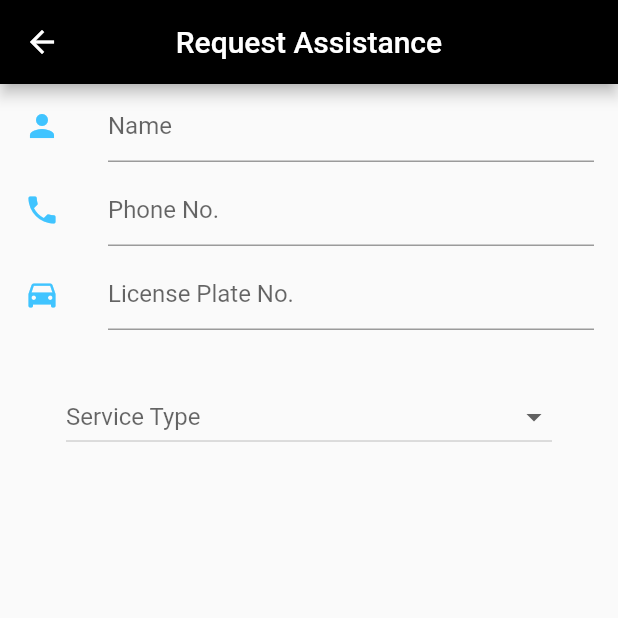
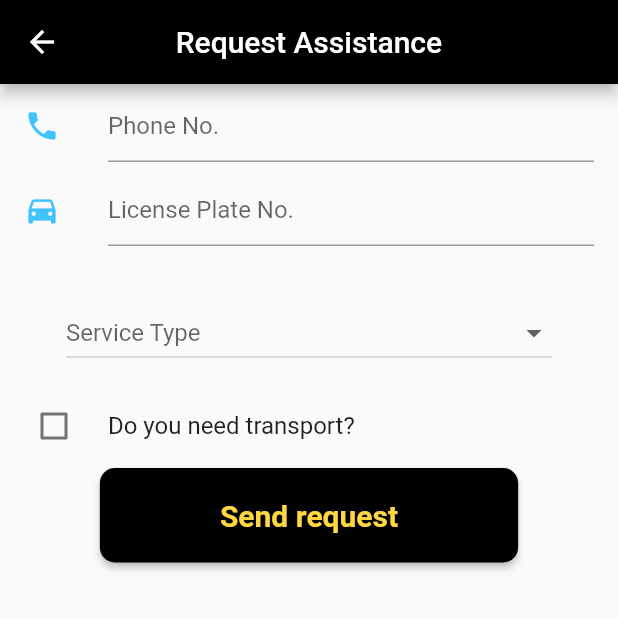
Before and after one commit to cfraser463/Roadside-TT, a Flutter app: the screen it shows after launch, after a tap on "Request Assistance", on a phone screen of 412 x 824 dp, the top half of it. Run offline on Flutter 3.47's test engine with Material 2 defaults, Android fonts, the phone set to English and light mode, and no system bars; our stand-ins replace cloud_firestore; accounts and stored records are empty.

Commit message:
The request page now allows for requests to be made, validated and stored in firebase.
currently a hardcoded name is used.

```diff
--- a/lib/homepage.dart
+++ b/lib/homepage.dart
@@ -46,9 +46,9 @@ class MyHomePageState extends State<MyHomePage> {
                       borderRadius: new BorderRadius.circular(10.0)
                   ),
                 ),
-                new Container(
-                  padding: const EdgeInsets.only(top: 30.0),
-                ),
+//                new Container(
+//                  padding: const EdgeInsets.only(top: 30.0),
+//                ),
                 new RaisedButton(
                   onPressed: () {
                     Navigator.push(
--- a/lib/login.dart
+++ b/lib/login.dart
@@ -1,6 +1,6 @@
 import 'package:flutter/material.dart';
-import 'user.dart';
-import 'admin.dart';
+//import 'user.dart';
+//import 'admin.dart';
 import 'map.dart';
 
 class LoginPage extends StatefulWidget {
--- a/lib/request.dart
+++ b/lib/request.dart
@@ -1,4 +1,9 @@
+//import libraries
 import 'package:flutter/material.dart';
+import 'package:cloud_firestore/cloud_firestore.dart';
+
+//import pages
+import 'eta.dart';
 
 class RequestPage extends StatefulWidget {
   static String tag= 'request-page';
@@ -7,8 +12,116 @@ class RequestPage extends StatefulWidget {
 }
 
 class _RequestPageState extends State<RequestPage> {
+
+  // -------------------- VARIABLES AND METHODS -----------------------------------------------
+  final db = Firestore.instance;
+
+  //each request will have an id generated and stored by firebase. this will be used to read specific already made requests
+  String requestID="";
+
+  // used to populate the dropdown menu
   List<String> services= ['Accident', 'Car not starting', 'Dead Battery', 'Flat Tyre', 'No gas'];
-  String dropdown;
+//  String dropdown;
+
+  // variables which represent the fields of the form
+  String nameText="Hard coded name";
+
+
+  String contactNumberText="";
+  String plateNumberText="";
+  String serviceNeeded;
+  bool transportValue = false;
+//  bool _value1 = false;
+//  bool _value2 = false;
+
+  //we omitted the brackets '{}' and are using fat arrow '=>' instead, this is dart syntax
+//  void _value1Changed(bool value) => setState(() => _value1 = value);
+//  void _value2Changed(bool value) => setState(() => _value2 = value);
+  void transportValueChanged(bool value) => setState(() => transportValue = value);
+
+//  final nameTextController = TextEditingController();
+  final contactNumberController = TextEditingController();
+  final plateNumberController = TextEditingController();
+
+  @override
+  void dispose() {
+    // Clean up the controller when the Widget is disposed
+//    nameTextController.dispose();
+    contactNumberController.dispose();
+    plateNumberController.dispose();
+    super.dispose();
+  }
+
+  // This function is called when the send request button is pressed
+  void submitButtonPressed(){
+//    this.nameText = nameTextController.text.toString();
+    this.contactNumberText = contactNumberController.text.toString();
+    this.plateNumberText = plateNumberController.text.toString();
+    print("Submit is being called");
+//    if (nameText == "") print("Name field blank");
+
+    if(validateForm()){
+      createRequest();
+//      print("Form is valid");
+
+//      Navigator.push(
+//        context,
+//        MaterialPageRoute(builder: (context) => EtaPage()),
+//      );
+    }// end if valid
+//    else print("Form NOT valid");
+  }// end submitButtonPressed
+
+  // this ensures that all required fields are filled in before sending request
+  bool validateForm(){
+    if (contactNumberText == "" || contactNumberText == null) {
+      alert("Please enter a contact number");
+      return false;
+    }
+    else
+      if (plateNumberText == "" || plateNumberText == null) {
+        alert("Please enter license plate number");
+        return false;
+      }
+      else
+        if (serviceNeeded == null) {
+          alert("Please select a service");
+          return false;
+        }
+    return true;
+  }
+
+  //used to notify the user that fields ned to be filled in to send a request
+  void alert(String message){
+    showDialog(
+        context: context,
+        builder: (BuildContext context){
+          return AlertDialog(
+            title: new Text("Unable to submit request"),
+            content: new Text(message),
+          );
+        }
+    );// end show alert dialog
+  }
+
+  // This sends the form data to the database
+  void createRequest() async {
+    DocumentReference ref = await db.collection('Requests').add({
+      'name': '$nameText',
+      'contact number': '$contactNumberText',
+      'plate number': '$plateNumberText',
+      'service': '$serviceNeeded',
+      'transport requested': '$transportValue'
+    });
+    setState(() => this.requestID = ref.documentID);
+//    print("Request made with id : " + this.requestID);
+  }
+
+  //-------------------------------End of variables and methods ---------------------------------------------
+
+
+  //-------------------------------UI ELEMENTS ---------------------------------------------
+
 
   @override
   Widget build(BuildContext context) {
@@ -18,36 +131,45 @@ class _RequestPageState extends State<RequestPage> {
         children: <Widget>[
           new Column(
             children: <Widget>[
-              new ListTile(
-                leading: const Icon(Icons.person,color: Colors.lightBlueAccent),
-                title: new TextField(
-                  scrollPadding: EdgeInsets.only(top: 20.0, bottom: 10.0),
-                  decoration: new InputDecoration(
-                    hintText: "Name",
-                  ),
-                ),
-              ),
+//              new ListTile(
+//                leading: const Icon(Icons.person,color: Colors.lightBlueAccent),
+//                title: new TextField(
+//                  controller: nameTextController,
+//                  scrollPadding: EdgeInsets.only(top: 20.0, bottom: 10.0),
+//                  decoration: new InputDecoration(
+//                    hintText: "Name",
+//                  ),
+//                ),
+//              ),
+
+              //phone number field
               new ListTile(
                 leading: const Icon(Icons.phone,color: Colors.lightBlueAccent),
                 title: new TextField(
+                  controller: contactNumberController,
                   decoration: new InputDecoration(
                     hintText: "Phone No.",
                   ),
                 ),
               ),
+
+              // license plate number field
               new ListTile(
                 leading: const Icon(Icons.directions_car,color: Colors.lightBlueAccent),
                 title: new TextField(
+                  controller: plateNumberController,
                   decoration: new InputDecoration(
                     hintText: "License Plate No.",
                   ),
                 ),
               ),
+
+              // container holding the dropdown menu
               new Container(
                 padding: const EdgeInsets.fromLTRB(0, 30.0, 0, 10.0),
                 child: new DropdownButton<String>(
                   hint: Text('Service Type',style: TextStyle(fontSize: 16),),
-                  value: dropdown,
+                  value: serviceNeeded,
                   items: services.map((String item) => new DropdownMenuItem<String>(
                     value: item,
                     child: new SizedBox(width: 300.0, height: 100.0, child: new Text(item, textAlign: TextAlign.center,)),
@@ -55,11 +177,44 @@ class _RequestPageState extends State<RequestPage> {
                   .toList(),
                   onChanged: (String newValue) {
                     setState(() {
-                      dropdown = newValue;
+                      serviceNeeded = newValue;
                     });
                   },
                 ),
-              )
+              ),
+
+              // checkbox for user to state is transport is required
+              new CheckboxListTile(
+                value: transportValue,
+                onChanged: transportValueChanged,
+                title: new Text('Do you need transport?'),
+                controlAffinity: ListTileControlAffinity.leading,
+//                subtitle: new Text('Subtitle'),
+//                secondary: new Icon(Icons.directions_car,color: Colors.lightBlueAccent),
+                activeColor: Colors.red,
+              ),
+
+              //Form submition button
+              new RaisedButton(
+                onPressed: () {
+                  submitButtonPressed();
+//                  Navigator.push(
+//                    context,
+//                    MaterialPageRoute(builder: (context) => RequestPage()),
+//                  );
+                },
+                child: const Text('Send request',
+                  style: TextStyle(fontWeight: FontWeight.bold,
+                      fontSize: 20,
+                      color: Colors.amberAccent),),
+                color: Colors.black,
+                splashColor: Colors.grey,
+                padding: const EdgeInsets.fromLTRB(80.0, 20.0, 80.0, 20.0),
+                shape: RoundedRectangleBorder(
+                    borderRadius: new BorderRadius.circular(10.0)
+                ),
+              ),
+
             ],
             mainAxisAlignment: MainAxisAlignment.start,
           )
```
Also changed, not shown: lib/eta.dart (added), 1 other file.
